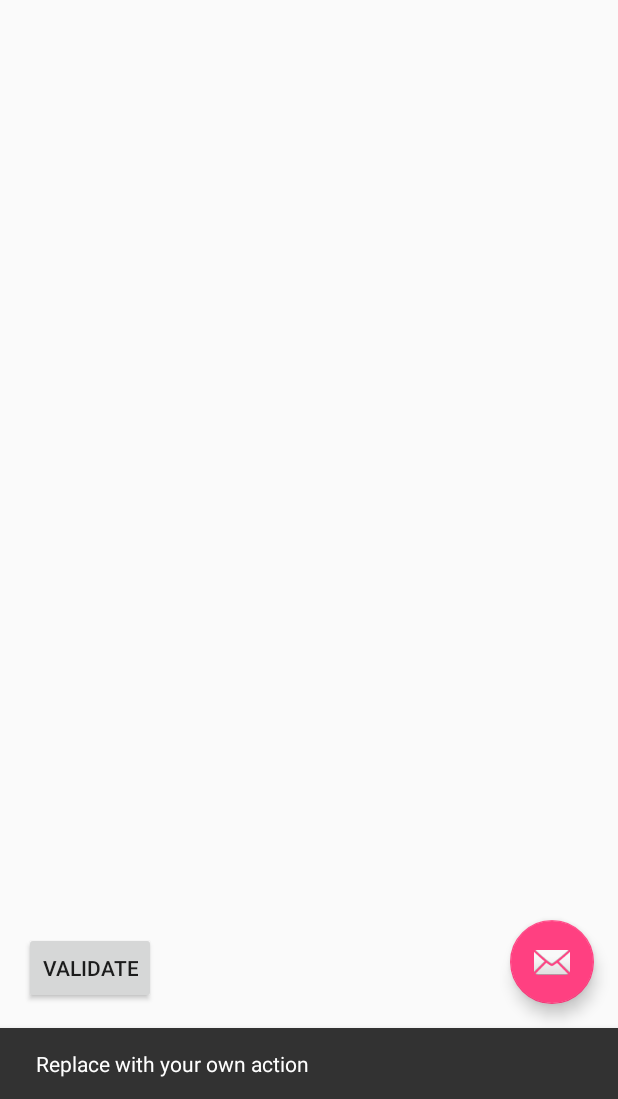
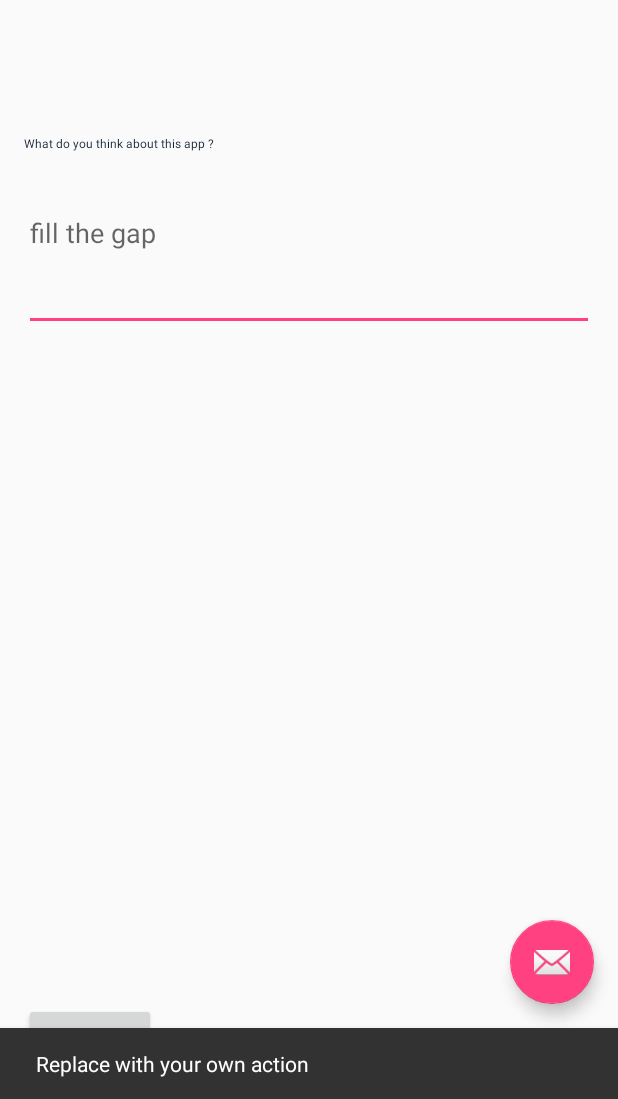
Before and after one commit to strabaud/dev_mobile, an Android app: the screen it shows after launch (MainActivity), after a tap on an icon or button, on a phone screen of 412 x 824 dp, the part 137-1236 px from its top. Run offline under Robolectric (Android 15) with nearby library versions, the phone set to English and light mode, and no system bars.

Commit message:
dark vador est dans la place

```diff
--- a/HappyNewApp/app/src/main/java/org/esiea/trabaud/deschaseaux/happynewapp/MainActivity.java
+++ b/HappyNewApp/app/src/main/java/org/esiea/trabaud/deschaseaux/happynewapp/MainActivity.java
@@ -1,13 +1,16 @@
 package org.esiea.trabaud.deschaseaux.happynewapp;
 
+import android.app.Activity;
 import android.os.Bundle;
 import android.support.design.widget.FloatingActionButton;
 import android.support.design.widget.Snackbar;
 import android.support.v7.app.AppCompatActivity;
 import android.support.v7.widget.Toolbar;
-import android.view.View;
 import android.view.Menu;
 import android.view.MenuItem;
+import android.view.MotionEvent;
+import android.view.View;
+import android.widget.Button;
 
 public class MainActivity extends AppCompatActivity {
 
@@ -49,4 +52,24 @@ public class MainActivity extends AppCompatActivity {
 
         return super.onOptionsItemSelected(item);
     }
+
+    public class Main extends Activity  {
+        private Button touchAndClick = null;
+        // On voudra détecter uniquement les clics sur ce bouton
+        private Button clickOnly = null;
+        @Override
+        public void onCreate(Bundle savedInstanceState) {
+            super.onCreate(savedInstanceState);
+            setContentView(R.layout.content_main);
+
+            clickOnly = (Button)findViewById(R.id.clickOnly);
+
+            clickOnly.setOnClickListener(new View.OnClickListener() {
+                @Override
+                public void onClick(View v) {
+                    //Mon action de fou qui tue tout (genre darkvador qui te met un coup de pression)
+                }
+            });
+        }
+    }
 }
--- a/HappyNewApp/app/src/main/res/layout/content_main.xml
+++ b/HappyNewApp/app/src/main/res/layout/content_main.xml
@@ -23,12 +23,11 @@
         android:layout_width="wrap_content"
         android:layout_height="wrap_content"
         android:text="@string/validate"
-        android:id="@+id/button"
+        android:id="@+id/clickOnly"
         android:clickable="true"
         android:layout_alignParentBottom="true"
         android:layout_alignParentLeft="true"
-        android:layout_alignParentStart="true"
-        android:layout_marginBottom="47dp" />
+        android:layout_alignParentStart="true" />
 
     <TextClock
         android:layout_width="wrap_content"
@@ -37,5 +36,26 @@
         android:layout_alignParentTop="true"
         android:layout_alignParentRight="true"
         android:layout_alignParentEnd="true" />
+    <TextView
+        android:layout_width="fill_parent"
+        android:layout_height="wrap_content"
+        android:text="@string/textAskComment"
+        android:textSize="8sp"
+        android:textColor="#112233"
+        android:layout_alignTop="@+id/editText"
+        android:layout_alignParentRight="true"
+        android:layout_alignParentEnd="true" />
 
+
+    <EditText
+        android:layout_width="fill_parent"
+        android:layout_height="wrap_content"
+        android:hint="@string/editComment"
+        android:inputType="textMultiLine"
+        android:lines="5"
+        android:id="@+id/editText"
+        android:layout_marginTop="90dp"
+        android:layout_below="@+id/textView"
+        android:layout_alignParentLeft="true"
+        android:layout_alignParentStart="true" />
 </RelativeLayout>
--- a/HappyNewApp/app/src/main/res/values/strings.xml
+++ b/HappyNewApp/app/src/main/res/values/strings.xml
@@ -2,4 +2,7 @@
     <string name="app_name">HappyNewApp</string>
     <string name="action_settings">Settings</string>
     <string name="validate">Validate</string>
+
+    <string name="textAskComment">What do you think about this app ?</string>
+    <string name="editComment">fill the gap</string>
 </resources>
```
Also changed, not shown: 3 other files.
